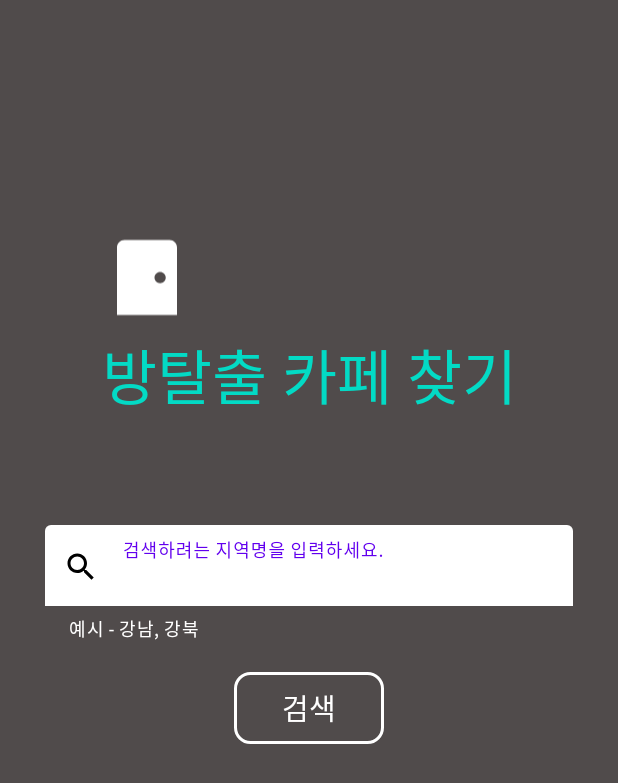
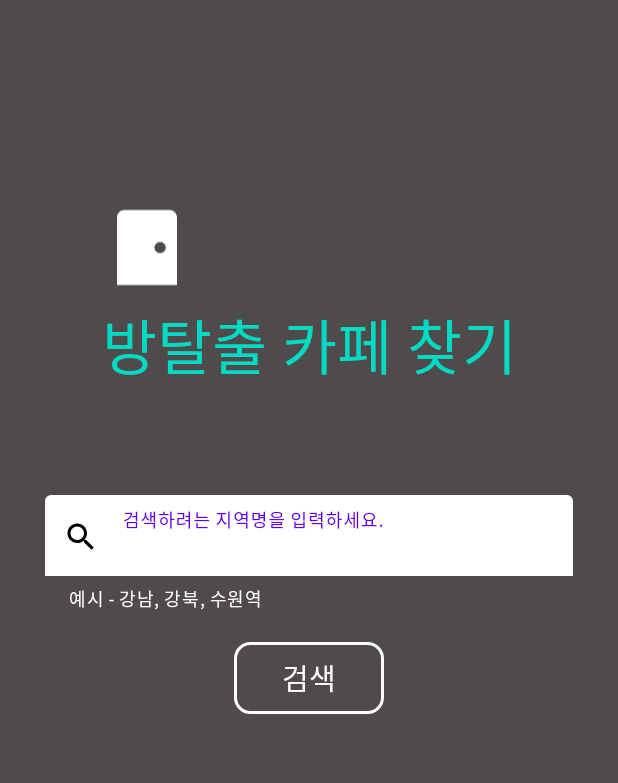
Before and after one commit to SwKims/FindRoomEscapeCafe, an Android app: the screen it shows after launch (MainActivity), on a phone screen of 412 x 824 dp. Shown: the top 783 px of the screen. Run offline under Robolectric (Android 15) with nearby library versions, the phone set to English and light mode, and no system bars.

```diff
--- a/app/src/main/java/com/ksw/findroomescapecafe/DetailActivity.kt
+++ b/app/src/main/java/com/ksw/findroomescapecafe/DetailActivity.kt
@@ -8,12 +8,13 @@ import androidx.appcompat.app.AppCompatActivity
 import com.bumptech.glide.Glide
 import com.ksw.findroomescapecafe.databinding.ActivityDetailBinding
 import com.ksw.findroomescapecafe.model.RoomsModel
+import com.ksw.findroomescapecafe.util.BaseAppCompatActivity
 
 /**
  * Created by KSW on 2021-09-08
  */
 
-class DetailActivity : AppCompatActivity() {
+class DetailActivity : BaseAppCompatActivity() {
 
     private var binding: ActivityDetailBinding? = null
     override fun onCreate(savedInstanceState: Bundle?) {
--- a/app/src/main/java/com/ksw/findroomescapecafe/MainActivity.kt
+++ b/app/src/main/java/com/ksw/findroomescapecafe/MainActivity.kt
@@ -8,6 +8,7 @@ import com.ksw.findroomescapecafe.api.RoomService
 import com.ksw.findroomescapecafe.databinding.ActivityMainBinding
 import com.ksw.findroomescapecafe.model.RoomsModel
 import com.ksw.findroomescapecafe.model.RoomsResponse
+import com.ksw.findroomescapecafe.util.BaseAppCompatActivity
 import com.ksw.findroomescapecafe.util.Constant.Companion.BASE_URL
 import retrofit2.Call
 import retrofit2.Callback
@@ -15,7 +16,7 @@ import retrofit2.Response
 import retrofit2.Retrofit
 import retrofit2.converter.gson.GsonConverterFactory
 
-class MainActivity : AppCompatActivity() {
+class MainActivity : BaseAppCompatActivity() {
 
     private var binding: ActivityMainBinding? = null
 
--- a/app/src/main/java/com/ksw/findroomescapecafe/ResultActivity.kt
+++ b/app/src/main/java/com/ksw/findroomescapecafe/ResultActivity.kt
@@ -13,6 +13,7 @@ import com.ksw.findroomescapecafe.adapter.RoomViewPagerAdapter
 import com.ksw.findroomescapecafe.databinding.ActivityResultBinding
 import com.ksw.findroomescapecafe.databinding.BottomSheetBinding
 import com.ksw.findroomescapecafe.model.RoomsModel
+import com.ksw.findroomescapecafe.util.BaseAppCompatActivity
 import com.ksw.findroomescapecafe.util.Constant.Companion.LOCATION_PERMISSION_REQUEST_CODE
 import com.naver.maps.geometry.LatLng
 import com.naver.maps.map.*
@@ -26,7 +27,7 @@ import com.naver.maps.map.widget.LocationButtonView
  * Created by KSW on 2021-09-08
  */
 
-class ResultActivity : AppCompatActivity(), OnMapReadyCallback, Overlay.OnClickListener {
+class ResultActivity : BaseAppCompatActivity(), OnMapReadyCallback, Overlay.OnClickListener {
 
     private var binding: ActivityResultBinding? = null
 
--- /dev/null
+++ b/app/src/main/java/com/ksw/findroomescapecafe/util/BaseAppCompatActivity.kt
@@ -0,0 +1,20 @@
+package com.ksw.findroomescapecafe.util
+
+import android.os.Bundle
+import android.view.View
+import android.view.WindowManager
+import androidx.appcompat.app.AppCompatActivity
+import androidx.core.content.ContextCompat
+
+/**
+ * Created by KSW on 2021-09-09
+ */
+
+open class BaseAppCompatActivity: AppCompatActivity() {
+    override fun onCreate(savedInstanceState: Bundle?) {
+        super.onCreate(savedInstanceState)
+        window.addFlags(WindowManager.LayoutParams.FLAG_DRAWS_SYSTEM_BAR_BACKGROUNDS)
+        window.statusBarColor = ContextCompat.getColor(this, android.R.color.transparent)
+        window.decorView.systemUiVisibility = View.SYSTEM_UI_FLAG_LAYOUT_FULLSCREEN
+    }
+}
--- a/app/src/main/res/layout/activity_detail.xml
+++ b/app/src/main/res/layout/activity_detail.xml
@@ -15,6 +15,7 @@
             android:id="@+id/detailToolbar"
             android:layout_width="match_parent"
             android:layout_height="wrap_content"
+            android:layout_marginTop="30dp"
             app:layout_constraintStart_toStartOf="parent"
             app:layout_constraintTop_toTopOf="parent">
 
--- a/app/src/main/res/layout/activity_main.xml
+++ b/app/src/main/res/layout/activity_main.xml
@@ -18,7 +18,7 @@
         android:id="@+id/tv_title"
         android:layout_width="wrap_content"
         android:layout_height="wrap_content"
-        android:layout_marginTop="220dp"
+        android:layout_marginTop="200dp"
         android:fontFamily="@font/sb_font"
         android:gravity="center"
         android:text="방탈출 카페 찾기"
@@ -41,7 +41,7 @@
         app:boxBackgroundColor="@color/white"
         app:boxStrokeColor="@color/grey"
         app:errorEnabled="true"
-        app:helperText="예시 - 강남, 강북"
+        app:helperText="예시 - 강남, 강북, 수원역"
         app:helperTextEnabled="true"
         app:helperTextTextColor="@color/white"
         app:layout_constraintEnd_toEndOf="parent"
@@ -56,6 +56,7 @@
             android:layout_height="wrap_content"
             android:fontFamily="@font/sb_font"
             android:imeOptions="actionSearch"
+            android:inputType="text"
             android:textColor="@color/black" />
 
     </com.google.android.material.textfield.TextInputLayout>
--- a/app/src/main/res/layout/bottom_sheet.xml
+++ b/app/src/main/res/layout/bottom_sheet.xml
@@ -19,9 +19,10 @@
     <TextView
         android:id="@+id/tv_bottomSheet"
         android:layout_width="0dp"
-        android:layout_height="70dp"
+        android:layout_height="50dp"
         android:fontFamily="@font/sb_font"
         android:gravity="center"
+        android:layout_marginTop="15dp"
         android:text="여러 방탈출 카페 보기"
         android:textColor="@color/teal_200"
         android:textSize="20sp"
```
Also changed, not shown: app/src/main/res/layout/item_rooms.xml (+5 -2 lines).
